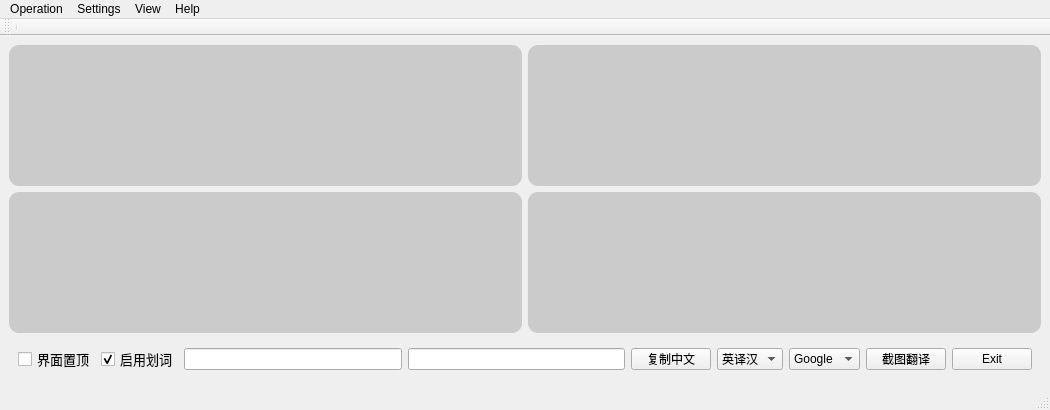
Old version of the form mainwindow.ui in the repository brilliantrough/not-powerful-translator.
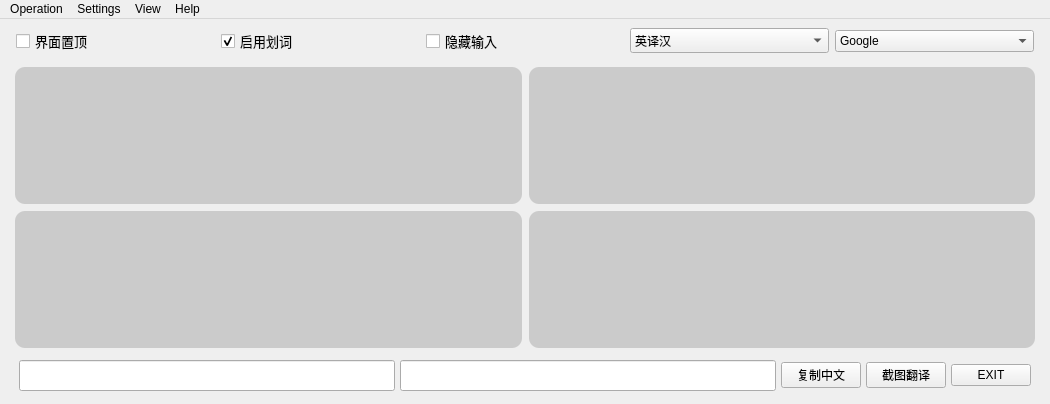
New version of the form. Icons and pictures are not drawn. Custom widgets are drawn as their Qt base class.

What changed in the file:
```diff
--- a/mainwindow.ui
+++ b/mainwindow.ui
@@ -7,7 +7,7 @@
     <x>0</x>
     <y>0</y>
     <width>1050</width>
-    <height>410</height>
+    <height>404</height>
    </rect>
   </property>
   <property name="windowTitle">
@@ -18,7 +18,25 @@
   </property>
   <widget class="QWidget" name="centralwidget">
    <layout class="QGridLayout" name="gridLayout_2">
-    <item row="1" column="0">
+    <property name="leftMargin">
+     <number>7</number>
+    </property>
+    <property name="topMargin">
+     <number>0</number>
+    </property>
+    <property name="rightMargin">
+     <number>7</number>
+    </property>
+    <property name="bottomMargin">
+     <number>1</number>
+    </property>
+    <property name="horizontalSpacing">
+     <number>5</number>
+    </property>
+    <property name="verticalSpacing">
+     <number>1</number>
+    </property>
+    <item row="2" column="0">
      <widget class="QWidget" name="widget" native="true">
       <property name="minimumSize">
        <size>
@@ -27,37 +45,110 @@
        </size>
       </property>
       <layout class="QVBoxLayout" name="verticalLayout_2">
+       <property name="spacing">
+        <number>3</number>
+       </property>
+       <property name="leftMargin">
+        <number>3</number>
+       </property>
+       <property name="topMargin">
+        <number>3</number>
+       </property>
+       <property name="rightMargin">
+        <number>3</number>
+       </property>
+       <property name="bottomMargin">
+        <number>3</number>
+       </property>
        <item>
+        <layout class="QGridLayout" name="gridLayout">
+         <property name="leftMargin">
+          <number>5</number>
+         </property>
+         <property name="rightMargin">
+          <number>5</number>
+         </property>
+         <property name="spacing">
+          <number>7</number>
+         </property>
+         <item row="3" column="0">
+          <widget class="QPlainTextEdit" name="inputZH">
+           <property name="font">
+            <font>
+             <family>黑体</family>
+             <pointsize>13</pointsize>
+            </font>
+           </property>
+           <property name="styleSheet">
+            <string notr="true">QPlainTextEdit {
+background-color: rgb(203, 203, 203);
+border-color: rgb(170, 0, 0);
+border-radius: 10px;
+}
+QScrollBar:vertical { width: 15px; }</string>
+           </property>
+          </widget>
+         </item>
+         <item row="4" column="1">
+          <widget class="CustomTextBrowser" name="outputZH">
+           <property name="font">
+            <font>
+             <family>黑体</family>
+             <pointsize>13</pointsize>
+             <weight>50</weight>
+             <italic>false</italic>
+             <bold>false</bold>
+            </font>
+           </property>
+           <property name="styleSheet">
+            <string notr="true">background-color: rgb(203, 203, 203);
+border-color: rgb(170, 0, 0);
+border-radius: 10px;
+line-height: 20px;</string>
+           </property>
+          </widget>
+         </item>
+         <item row="3" column="1">
+          <widget class="CustomTextBrowser" name="outputEN">
+           <property name="font">
+            <font>
+             <family>Microsoft YaHei</family>
+             <pointsize>11</pointsize>
+            </font>
+           </property>
+           <property name="styleSheet">
+            <string notr="true">background-color: rgb(203, 203, 203);
+border-color: rgb(170, 0, 0);
+border-radius: 10px;</string>
+           </property>
+          </widget>
+         </item>
+         <item row="4" column="0">
+          <widget class="QPlainTextEdit" name="inputEN">
+           <property name="font">
+            <font>
+             <family>Microsoft YaHei</family>
+             <pointsize>11</pointsize>
+            </font>
+           </property>
+           <property name="styleSheet">
+            <string notr="true">QPlainTextEdit {
+background-color: rgb(203, 203, 203);
+border-color: rgb(170, 0, 0);
+border-radius: 10px;
+}
+QScrollBar:vertical { width: 15px; }</string>
+           </property>
+          </widget>
+         </item>
+        </layout>
+       </item>
+       <item>
+        <widget class="QWidget" name="display_widget" native="true">
         <layout class="QHBoxLayout" name="horizontalLayout">
-         <item>
-          <widget class="QCheckBox" name="onTopCheckBox">
-           <property name="font">
-            <font>
-             <family>黑体</family>
-             <pointsize>10</pointsize>
-            </font>
-           </property>
-           <property name="text">
-            <string>界面置顶</string>
-           </property>
-          </widget>
-         </item>
-         <item>
-          <widget class="QCheckBox" name="selectionCheckBox">
-           <property name="font">
-            <font>
-             <family>黑体</family>
-             <pointsize>10</pointsize>
-            </font>
-           </property>
-           <property name="text">
-            <string>启用划词</string>
-           </property>
-           <property name="checked">
-            <bool>true</bool>
-           </property>
-          </widget>
-         </item>
+          <property name="spacing">
+           <number>5</number>
+          </property>
          <item>
           <widget class="QLineEdit" name="statusEN">
            <property name="font">
@@ -83,13 +174,103 @@
          </item>
          <item>
           <widget class="QPushButton" name="copyZHBtn">
+            <property name="font">
+             <font>
+              <family>黑体</family>
+             </font>
+            </property>
+            <property name="styleSheet">
+             <string notr="true">QPushButton {
+background-image: url(://copy.svg);
+}</string>
+            </property>
            <property name="text">
             <string>复制中文</string>
            </property>
           </widget>
          </item>
          <item>
+           <widget class="QPushButton" name="screenshotBtn">
+            <property name="font">
+             <font>
+              <family>黑体</family>
+             </font>
+            </property>
+            <property name="text">
+             <string>截图翻译</string>
+            </property>
+           </widget>
+          </item>
+          <item>
+           <widget class="QPushButton" name="exitBtn">
+            <property name="font">
+             <font>
+              <family>Arial</family>
+             </font>
+            </property>
+            <property name="text">
+             <string>EXIT</string>
+            </property>
+           </widget>
+          </item>
+         </layout>
+        </widget>
+       </item>
+      </layout>
+     </widget>
+    </item>
+    <item row="1" column="0">
+     <widget class="QWidget" name="func_widget" native="true">
+      <layout class="QHBoxLayout" name="horizontalLayout_3">
+       <item>
+        <widget class="QCheckBox" name="onTopCheckBox">
+         <property name="font">
+          <font>
+           <family>黑体</family>
+           <pointsize>10</pointsize>
+          </font>
+         </property>
+         <property name="text">
+          <string>界面置顶</string>
+         </property>
+        </widget>
+       </item>
+       <item>
+        <widget class="QCheckBox" name="selectionCheckBox">
+         <property name="font">
+          <font>
+           <family>黑体</family>
+           <pointsize>10</pointsize>
+          </font>
+         </property>
+         <property name="text">
+          <string>启用划词</string>
+         </property>
+         <property name="checked">
+          <bool>true</bool>
+         </property>
+        </widget>
+       </item>
+       <item>
+        <widget class="QCheckBox" name="hideInputCheckBox">
+         <property name="font">
+          <font>
+           <family>黑体</family>
+           <pointsize>10</pointsize>
+          </font>
+         </property>
+         <property name="text">
+          <string>隐藏输入</string>
+         </property>
+        </widget>
+       </item>
+       <item>
           <widget class="QComboBox" name="modeBox">
+         <property name="font">
+          <font>
+           <family>黑体</family>
+          </font>
+         </property>
            <item>
             <property name="text">
              <string>英译汉</string>
@@ -109,6 +290,11 @@
          </item>
          <item>
           <widget class="QComboBox" name="engineBox">
+         <property name="font">
+          <font>
+           <family>Arial</family>
+          </font>
+         </property>
            <item>
             <property name="text">
              <string>Google</string>
@@ -124,105 +310,16 @@
              <string>OpenAI</string>
             </property>
            </item>
-          </widget>
-         </item>
          <item>
-          <widget class="QPushButton" name="screenshotBtn">
-           <property name="font">
-            <font>
-             <family>黑体</family>
-            </font>
-           </property>
            <property name="text">
-            <string>截图翻译</string>
-           </property>
-          </widget>
+           <string>Baidu</string>
+          </property>
          </item>
-         <item>
-          <widget class="QPushButton" name="exitBtn">
-           <property name="font">
-            <font>
-             <family>Arial</family>
-            </font>
-           </property>
-           <property name="text">
-            <string>Exit</string>
-           </property>
           </widget>
          </item>
         </layout>
-       </item>
-      </layout>
      </widget>
     </item>
-    <item row="0" column="0">
-     <layout class="QGridLayout" name="gridLayout">
-      <item row="1" column="0">
-       <widget class="QPlainTextEdit" name="inputEN">
-        <property name="font">
-         <font>
-          <family>Microsoft YaHei</family>
-          <pointsize>11</pointsize>
-         </font>
-        </property>
-        <property name="styleSheet">
-         <string notr="true">background-color: rgb(203, 203, 203);
-border-color: rgb(170, 0, 0);
-border-radius: 10px;</string>
-        </property>
-       </widget>
-      </item>
-      <item row="0" column="1">
-       <widget class="QTextBrowser" name="outputEN">
-        <property name="font">
-         <font>
-          <family>Microsoft YaHei</family>
-          <pointsize>11</pointsize>
-         </font>
-        </property>
-        <property name="styleSheet">
-         <string notr="true">background-color: rgb(203, 203, 203);
-border-color: rgb(170, 0, 0);
-border-radius: 10px;</string>
-        </property>
-       </widget>
-      </item>
-      <item row="0" column="0">
-       <widget class="QPlainTextEdit" name="inputZH">
-        <property name="font">
-         <font>
-          <family>黑体</family>
-          <pointsize>13</pointsize>
-         </font>
-        </property>
-        <property name="styleSheet">
-         <string notr="true">background-color: rgb(203, 203, 203);
-border-color: rgb(170, 0, 0);
-border-radius: 10px;</string>
-        </property>
-       </widget>
-      </item>
-      <item row="1" column="1">
-       <widget class="QTextBrowser" name="outputZH">
-        <property name="font">
-         <font>
-          <family>黑体</family>
-          <pointsize>13</pointsize>
-          <weight>50</weight>
-          <italic>false</italic>
-          <bold>false</bold>
-         </font>
-        </property>
-        <property name="styleSheet">
-         <string notr="true">background-color: rgb(203, 203, 203);
-border-color: rgb(170, 0, 0);
-border-radius: 10px;
-line-height: 20px;</string>
-        </property>
-       </widget>
-      </item>
-     </layout>
-    </item>
    </layout>
   </widget>
   <widget class="QMenuBar" name="menubar">
@@ -277,19 +374,6 @@
    <addaction name="menuView"/>
    <addaction name="menuHelp"/>
   </widget>
-  <widget class="QStatusBar" name="statusbar"/>
-  <widget class="QToolBar" name="toolBar">
-   <property name="windowTitle">
-    <string>toolBar</string>
-   </property>
-   <attribute name="toolBarArea">
-    <enum>TopToolBarArea</enum>
-   </attribute>
-   <attribute name="toolBarBreak">
-    <bool>false</bool>
-   </attribute>
-   <addaction name="separator"/>
-  </widget>
   <action name="actionCopyZH">
    <property name="text">
     <string>Copy zhCN</string>
@@ -409,6 +493,13 @@
    </property>
   </action>
  </widget>
+ <customwidgets>
+  <customwidget>
+   <class>CustomTextBrowser</class>
+   <extends>QTextBrowser</extends>
+   <header location="global">customtextbrowser.h</header>
+  </customwidget>
+ </customwidgets>
  <resources/>
  <connections/>
 </ui>
```
Left out of the diff: 57 changed lines with no effect on the pictures. Lines whose indentation alone changed are shown as unchanged.
